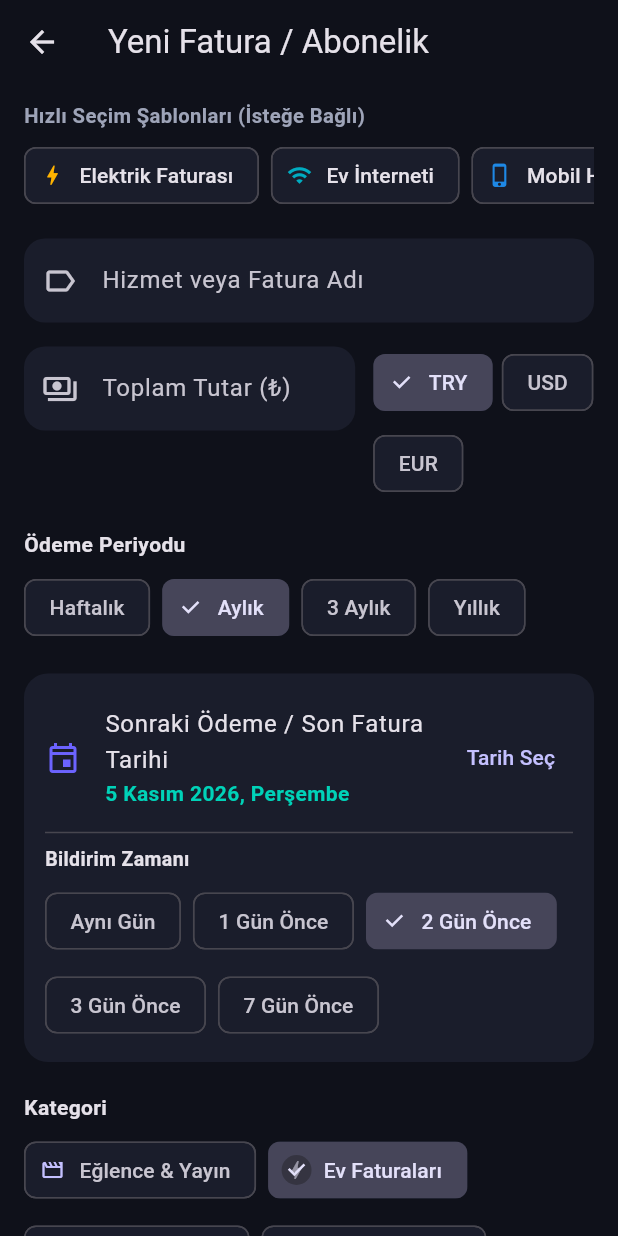
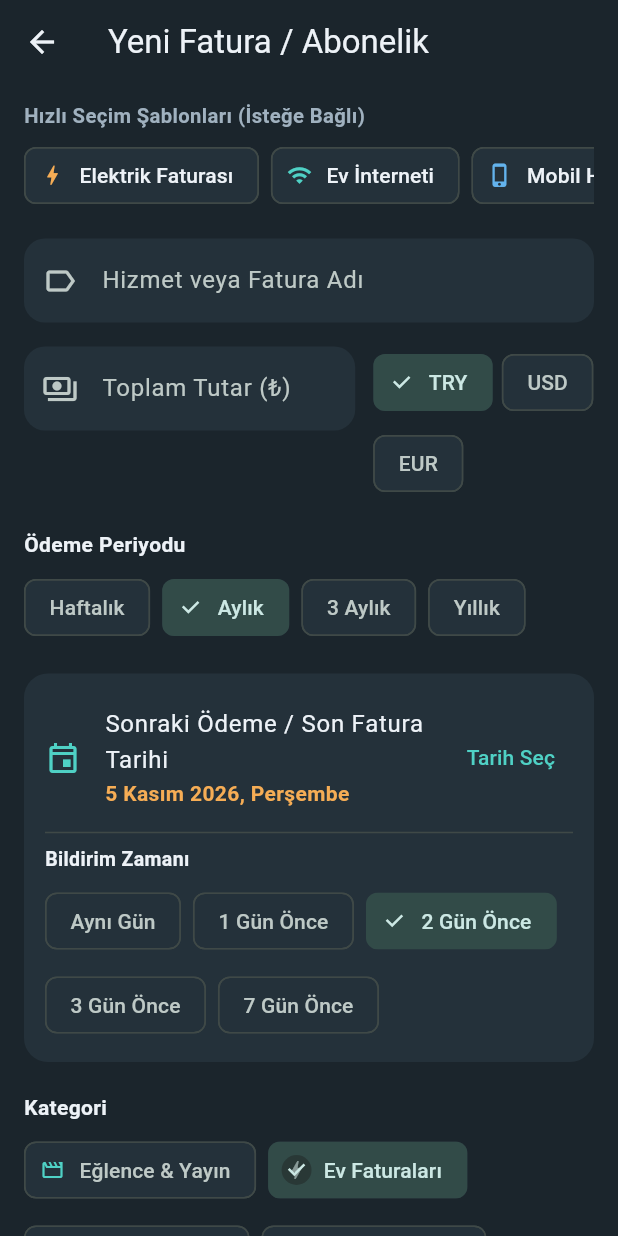
Before and after one commit to altiparmakmustafa/cycla, a Flutter app: the screen it shows after launch, after a tap on "Kendi Kaydımı Oluştur", on a phone screen of 412 x 824 dp. Run offline on Flutter 3.47's test engine with Material 3 defaults, Android fonts, the phone set to English and light mode, and no system bars; our stand-ins replace fl_chart, flutter_local_notifications, flutter_riverpod, shared_preferences, table_calendar, timezone; network calls fail.

Commit message:
style: apply Velvet Eucalyptus (Kadife Okaliptus) cross-platform color palette

```diff
--- a/lib/app.dart
+++ b/lib/app.dart
@@ -15,7 +15,12 @@ class CyclaApp extends StatelessWidget {
     final colorScheme = ColorScheme.fromSeed(
       seedColor: AppColors.primary,
       brightness: Brightness.dark,
+      primary: AppColors.primary,
+      onPrimary: AppColors.onPrimary,
+      secondary: AppColors.secondary,
+      onSecondary: AppColors.onPrimary,
       surface: AppColors.surface,
+      onSurface: AppColors.textPrimary,
     );
 
     return MaterialApp(
--- a/lib/core/constants/app_colors.dart
+++ b/lib/core/constants/app_colors.dart
@@ -1,38 +1,44 @@
 import 'package:flutter/material.dart';
 
-/// Uygulama genelinde kullanılan modern Neo-Fintech renk paleti
+/// Uygulama genelinde kullanılan göz yormayan "Kadife Okaliptüs" renk paleti
 /// ve sembolik abonelik kartları için seçilebilir renk havuzu.
 class AppColors {
   AppColors._();
 
-  // Ana Tema Renkleri (Koyu Mod Odaklı)
-  static const Color background = Color(0xFF0F111A);
-  static const Color surface = Color(0xFF1A1D2B);
-  static const Color surfaceElevated = Color(0xFF24283B);
-  static const Color primary = Color(0xFF6C63FF);
-  static const Color secondary = Color(0xFF00D2B8);
-  static const Color warning = Color(0xFFFFB74D);
-  static const Color danger = Color(0xFFFF5252);
-  static const Color success = Color(0xFF4CAF50);
+  // Kadife Okaliptüs Ana Tema Renkleri (Yumuşak Kontrast & Göz Dinlendirici)
+  static const Color background = Color(0xFF1B252C);
+  static const Color surface = Color(0xFF24313A);
+  static const Color surfaceElevated = Color(0xFF2E3E49);
 
-  static const Color textPrimary = Color(0xFFF5F7FA);
-  static const Color textSecondary = Color(0xFF9EA4B8);
+  static const Color primary = Color(0xFF4FD1C5); // Pastel Nane / Okaliptüs
+  static const Color onPrimary = Color(0xFF132A2E); // Buton içi yüksek kontrast koyu çam
+  static const Color secondary = Color(0xFFF6AD55); // Sıcak Kayısı Vurgu
+
+  static const Color heroGradientStart = Color(0xFF2C7A7B);
+  static const Color heroGradientEnd = Color(0xFF3182CE);
+
+  static const Color warning = Color(0xFFF6AD55);
+  static const Color danger = Color(0xFFEF6461);
+  static const Color success = Color(0xFF68D391);
+
+  static const Color textPrimary = Color(0xFFEDF2F7);
+  static const Color textSecondary = Color(0xFFA0B1BF);
 
   /// Marka logoları yerine sembolik ikonlarla eşleştirilebilecek
-  /// kullanıcı tarafından seçilebilir kart renkleri (ARGB Hex).
+  /// kullanıcı tarafından seçilebilir yumuşak kart renkleri (ARGB Hex).
   static const List<int> selectableCardColors = [
-    0xFFE53935, // Kırmızı (Sinema / Video)
-    0xFF1DB954, // Yeşil (Müzik / Ses)
-    0xFF6C63FF, // İndigo (Bulut / Yazılım)
-    0xFF00ACC1, // Camgöbeği (İnternet / İletişim)
-    0xFFFFB300, // Kehribar (Elektrik / Enerji)
-    0xFF1E88E5, // Mavi (Su / Hizmetler)
-    0xFFFF7043, // Turuncu (Doğalgaz / Isınma)
-    0xFF8E24AA, // Mor (Oyun / Eğlence)
-    0xFFEC407A, // Pembe (Spor / Sağlık)
-    0xFF26A69A, // Turkuaz (Yapay Zeka / Üretkenlik)
-    0xFF5C6BC0, // Lacivert (Eğitim / Kitap)
-    0xFF78909C, // Gri-Mavi (Genel Fatura / Aidat)
+    0xFF4FD1C5, // Pastel Nane (Bulut / Yazılım)
+    0xFF63B3ED, // Gökyüzü Mavisi (İnternet / Su)
+    0xFFF6AD55, // Sıcak Kayısı (Elektrik / Enerji)
+    0xFF68D391, // Adaçayı Yeşili (Müzik / Ses)
+    0xFFFC8181, // Yumuşak Mercan (Sinema / Video)
+    0xFFB794F4, // Yumuşak Lavanta (Oyun / Eğlence)
+    0xFFF687B3, // Gül Kurusu (Spor / Sağlık)
+    0xFF4DB6AC, // Deniz Yeşili (Yapay Zeka / Üretkenlik)
+    0xFFFF8A65, // Şeftali Turuncu (Doğalgaz / Isınma)
+    0xFF7F9CF5, // İris Mavisi (Eğitim / Kitap)
+    0xFFECC94B, // Bal Sarısı (Alışveriş / Üyelik)
+    0xFF90A4AE, // Sis Grisi (Genel Fatura / Aidat)
   ];
 }
 
--- a/lib/models/service_template.dart
+++ b/lib/models/service_template.dart
@@ -27,74 +27,74 @@ class ServiceTemplate {
       name: 'Elektrik Faturası',
       category: SubscriptionCategory.utilities,
       iconKey: 'electricity',
-      colorHex: 0xFFFFB300,
+      colorHex: 0xFFF6AD55,
     ),
     ServiceTemplate(
       name: 'Ev İnterneti',
       category: SubscriptionCategory.internetAndMobile,
       iconKey: 'wifi',
-      colorHex: 0xFF00ACC1,
+      colorHex: 0xFF4FD1C5,
     ),
     ServiceTemplate(
       name: 'Mobil Hat Faturası',
       category: SubscriptionCategory.internetAndMobile,
       iconKey: 'mobile',
-      colorHex: 0xFF1E88E5,
+      colorHex: 0xFF63B3ED,
     ),
     ServiceTemplate(
       name: 'Su Faturası',
       category: SubscriptionCategory.utilities,
       iconKey: 'water',
-      colorHex: 0xFF1E88E5,
+      colorHex: 0xFF63B3ED,
     ),
     ServiceTemplate(
       name: 'Doğalgaz Faturası',
       category: SubscriptionCategory.utilities,
       iconKey: 'gas',
-      colorHex: 0xFFFF7043,
+      colorHex: 0xFFFF8A65,
     ),
     ServiceTemplate(
       name: 'Kira / Site Aidatı',
       category: SubscriptionCategory.housing,
       iconKey: 'home',
-      colorHex: 0xFF78909C,
+      colorHex: 0xFF90A4AE,
     ),
     ServiceTemplate(
       name: 'Netflix',
       category: SubscriptionCategory.entertainment,
       iconKey: 'movie',
-      colorHex: 0xFFE53935,
+      colorHex: 0xFFFC8181,
     ),
     ServiceTemplate(
       name: 'Spotify',
       category: SubscriptionCategory.entertainment,
       iconKey: 'music',
-      colorHex: 0xFF1DB954,
+      colorHex: 0xFF68D391,
     ),
     ServiceTemplate(
       name: 'YouTube Premium',
       category: SubscriptionCategory.entertainment,
       iconKey: 'video',
-      colorHex: 0xFFE53935,
+      colorHex: 0xFFFC8181,
     ),
     ServiceTemplate(
       name: 'Bulut Depolama',
       category: SubscriptionCategory.softwareAndAi,
       iconKey: 'cloud',
-      colorHex: 0xFF6C63FF,
+      colorHex: 0xFF7F9CF5,
     ),
     ServiceTemplate(
       name: 'Yapay Zeka Aboneliği',
       category: SubscriptionCategory.softwareAndAi,
       iconKey: 'ai',
-      colorHex: 0xFF26A69A,
+      colorHex: 0xFF4DB6AC,
       defaultCurrency: CurrencyCode.usd,
     ),
     ServiceTemplate(
       name: 'Spor Salonu Üyeliği',
       category: SubscriptionCategory.healthAndFitness,
       iconKey: 'fitness',
-      colorHex: 0xFFEC407A,
+      colorHex: 0xFFF687B3,
     ),
   ];
 }
--- a/lib/screens/add_edit/add_edit_subscription_screen.dart
+++ b/lib/screens/add_edit/add_edit_subscription_screen.dart
@@ -633,7 +633,7 @@ class _AddEditSubscriptionScreenState
               onPressed: _save,
               style: FilledButton.styleFrom(
                 backgroundColor: AppColors.primary,
-                foregroundColor: Colors.white,
+                foregroundColor: AppColors.onPrimary,
                 minimumSize: const Size.fromHeight(52),
                 shape: RoundedRectangleBorder(
                   borderRadius: BorderRadius.circular(16),
--- a/lib/screens/analytics/analytics_screen.dart
+++ b/lib/screens/analytics/analytics_screen.dart
@@ -19,13 +19,13 @@ class _AnalyticsScreenState extends ConsumerState<AnalyticsScreen> {
   int _touchedIndex = -1;
 
   static const List<Color> _chartPalette = [
-    Color(0xFF6C63FF),
-    Color(0xFF00D2B8),
-    Color(0xFFFFB74D),
-    Color(0xFFE53935),
-    Color(0xFF29B6F6),
-    Color(0xFFAB47BC),
-    Color(0xFF78909C),
+    Color(0xFF38B2AC),
+    Color(0xFFDD6B20),
+    Color(0xFF3182CE),
+    Color(0xFF38A169),
+    Color(0xFFE53E3E),
+    Color(0xFF805AD5),
+    Color(0xFF718096),
   ];
 
   @override
--- a/lib/screens/calendar/calendar_screen.dart
+++ b/lib/screens/calendar/calendar_screen.dart
@@ -90,12 +90,16 @@ class _CalendarScreenState extends ConsumerState<CalendarScreen> {
               calendarStyle: CalendarStyle(
                 outsideDaysVisible: false,
                 todayDecoration: BoxDecoration(
-                  color: AppColors.primary.withOpacityFactor(0.35),
+                  color: AppColors.primary.withOpacityFactor(0.28),
                   shape: BoxShape.circle,
                 ),
                 selectedDecoration: const BoxDecoration(
                   color: AppColors.primary,
                   shape: BoxShape.circle,
+                ),
+                selectedTextStyle: const TextStyle(
+                  color: AppColors.onPrimary,
+                  fontWeight: FontWeight.w800,
                 ),
                 markerDecoration: const BoxDecoration(
                   color: AppColors.secondary,
--- a/lib/screens/home/home_screen.dart
+++ b/lib/screens/home/home_screen.dart
@@ -266,7 +266,7 @@ class HomeScreen extends ConsumerWidget {
       floatingActionButton: FloatingActionButton.extended(
         onPressed: () => _openAddOrEdit(context),
         backgroundColor: AppColors.primary,
-        foregroundColor: Colors.white,
+        foregroundColor: AppColors.onPrimary,
         icon: const Icon(Icons.add),
         label: const Text(
           'Fatura / Abonelik Ekle',
@@ -316,7 +316,7 @@ class HomeScreen extends ConsumerWidget {
             onPressed: () => _openAddOrEdit(context),
             style: FilledButton.styleFrom(
               backgroundColor: AppColors.primary,
-              foregroundColor: Colors.white,
+              foregroundColor: AppColors.onPrimary,
               padding: const EdgeInsets.symmetric(horizontal: 22, vertical: 14),
               shape: RoundedRectangleBorder(
                 borderRadius: BorderRadius.circular(14),
--- a/lib/screens/home/widgets/live_rates_bar.dart
+++ b/lib/screens/home/widgets/live_rates_bar.dart
@@ -16,7 +16,7 @@ class LiveRatesBar extends ConsumerWidget {
     final hasLiveTimestamp = settings.ratesUpdatedAt != null;
 
     final statusColor =
-        hasLiveTimestamp ? AppColors.secondary : AppColors.warning;
+        hasLiveTimestamp ? AppColors.primary : AppColors.secondary;
     final timeText = hasLiveTimestamp
         ? DateFormat('HH:mm:ss', 'tr_TR').format(settings.ratesUpdatedAt!)
         : 'Bağlanıyor...';
--- a/lib/screens/home/widgets/subscription_tile.dart
+++ b/lib/screens/home/widgets/subscription_tile.dart
@@ -230,7 +230,7 @@ class SubscriptionTile extends StatelessWidget {
     if (!isActive) return AppColors.textSecondary;
     if (daysLeft < 0) return AppColors.danger;
     if (daysLeft <= 3) return AppColors.warning;
-    return AppColors.secondary;
+    return AppColors.primary;
   }
 
   String _resolveCountdownText(int daysLeft, bool isActive) {
--- a/lib/screens/home/widgets/summary_hero_card.dart
+++ b/lib/screens/home/widgets/summary_hero_card.dart
@@ -26,16 +26,15 @@ class SummaryHeroCard extends StatelessWidget {
         borderRadius: BorderRadius.circular(24),
         gradient: const LinearGradient(
           colors: [
-            Color(0xFF4F46E5),
-            Color(0xFF7C3AED),
-            Color(0xFF0EA5E9),
+            AppColors.heroGradientStart,
+            AppColors.heroGradientEnd,
           ],
           begin: Alignment.topLeft,
           end: Alignment.bottomRight,
         ),
         boxShadow: [
           BoxShadow(
-            color: AppColors.primary.withOpacityFactor(0.35),
+            color: AppColors.heroGradientStart.withOpacityFactor(0.32),
             blurRadius: 20,
             offset: const Offset(0, 10),
           ),
```
Also changed, not shown: 2 other files.
